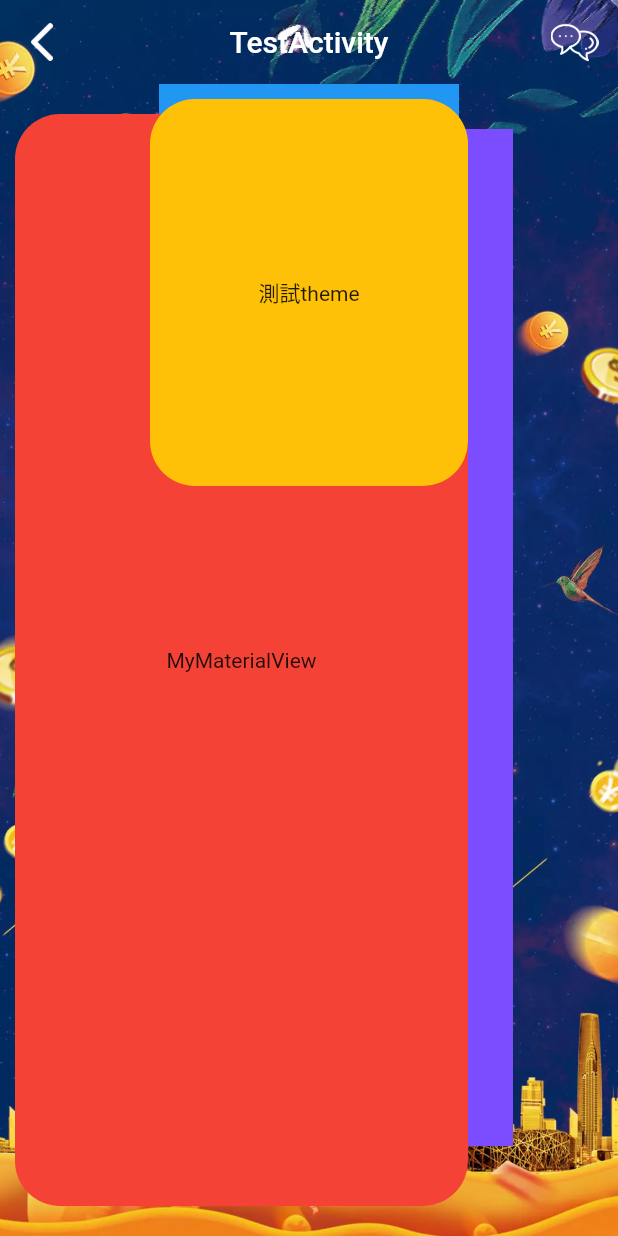
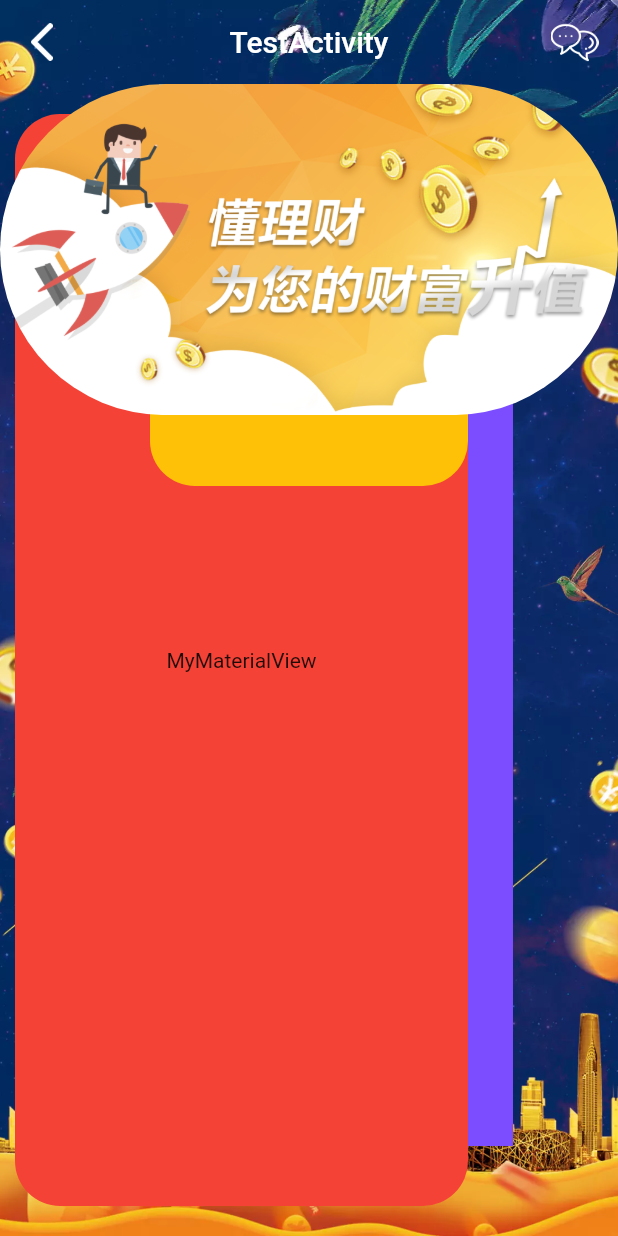
Before and after one commit to gta371667/duck_flutter, a Flutter app: the screen it shows after launch, on a phone screen of 412 x 824 dp. Run offline on Flutter 3.47's test engine with Material 2 defaults, Android fonts, the phone set to English and light mode, and no system bars; our stand-ins replace dio.

Commit message:
update ImageRippleView

```diff
--- a/lib/TestActivity.dart
+++ b/lib/TestActivity.dart
@@ -1,8 +1,9 @@
 import 'package:duck_flutter/widget/MyMaterialView.dart';
 import 'package:duck_flutter/widget/base/BaseState.dart';
 import 'package:duck_flutter/widget/base/BaseStatefulWidget.dart';
-import 'package:duck_flutter/widget/duck/BaseAppBar.dart';
+import 'package:duck_flutter/widget/BaseAppBar.dart';
 import 'package:flutter/material.dart';
+import 'package:xview/widget/ImageRippleView.dart';
 
 class TestActivity extends BaseStatefulWidget {
   @override
@@ -126,6 +127,10 @@ class TestActivityState extends BaseState<TestActivity> {
                     ),
                   ),
                 ),
+                ImageRippleView(
+                  image: new Image.asset("assets/images/ic_slider.png"),
+                  radius: 600,
+                ),
               ],
             ),
           ),
--- a/lib/a_test/BBBActivity.dart
+++ b/lib/a_test/BBBActivity.dart
@@ -1,7 +1,7 @@
 import 'package:flutter/material.dart';
 import 'package:duck_flutter/widget/base/BaseState.dart';
 import 'package:duck_flutter/widget/base/BaseStatefulWidget.dart';
-import 'package:duck_flutter/widget/duck/BaseAppBar.dart';
+import 'package:duck_flutter/widget/BaseAppBar.dart';
 
 class BBBActivity extends BaseStatefulWidget {
 
--- /dev/null
+++ b/xview/lib/widget/ImageRippleView.dart
@@ -0,0 +1,56 @@
+import 'package:flutter/material.dart';
+
+class ImageRippleView extends StatelessWidget {
+  final Image image;
+
+  final double radius;
+  final double radiusTR;
+  final double radiusTL;
+  final double radiusBR;
+  final double radiusBL;
+
+  final bool showRipple;
+
+  ImageRippleView({
+    Key key,
+    @required this.image,
+    this.radius = 0,
+    this.radiusTR = 0,
+    this.radiusTL = 0,
+    this.radiusBR = 0,
+    this.radiusBL = 0,
+    this.showRipple = true,
+  })  : assert(image != null),
+        super(key: key);
+
+  @override
+  Widget build(BuildContext context) {
+    return ClipRRect(
+      borderRadius: setShape(),
+      child: new Stack(children: <Widget>[
+        image,
+        new Positioned.fill(
+            child: new FlatButton(
+          child: null,
+          color: Colors.transparent,
+          onPressed: showRipple
+              ? () {
+                  print("adasdadad");
+                }
+              : null,
+        )),
+      ]),
+    );
+  }
+
+  setShape() {
+    return radius > 0
+        ? BorderRadius.circular(radius)
+        : BorderRadius.only(
+            topLeft: Radius.circular(radiusTL),
+            topRight: Radius.circular(radiusTR),
+            bottomLeft: Radius.circular(radiusBL),
+            bottomRight: Radius.circular(radiusBR),
+          );
+  }
+}
--- a/xview/lib/xview.dart
+++ b/xview/lib/xview.dart
@@ -9,3 +9,4 @@ library xview;
 /// https://github.com/gta371667/Xview_flutter
 
 export 'tools/ToolsPhonePixel.dart';
+export 'widget/ImageRippleView.dart';
```
Also changed, not shown: lib/adapter/IconAdapter.dart (+9 -8 lines), lib/page/FavoriteFragment.dart (+13 -8 lines), lib/page/HomeFragment.dart (+12 -8 lines), lib/widget/IconRippleView.dart (deleted, +0 -32 lines), lib/widget/IconRippleView2.dart (deleted, +0 -48 lines), lib/widget/BaseAppBar.dart (renamed from lib/widget/duck/BaseAppBar.dart).
